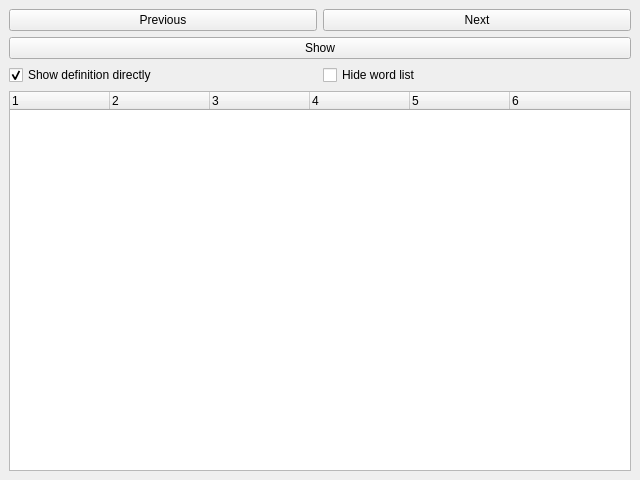
HuangHuafeng/repeat, file HaiBeiDanCi/browserwindow.ui: the form before one commit.
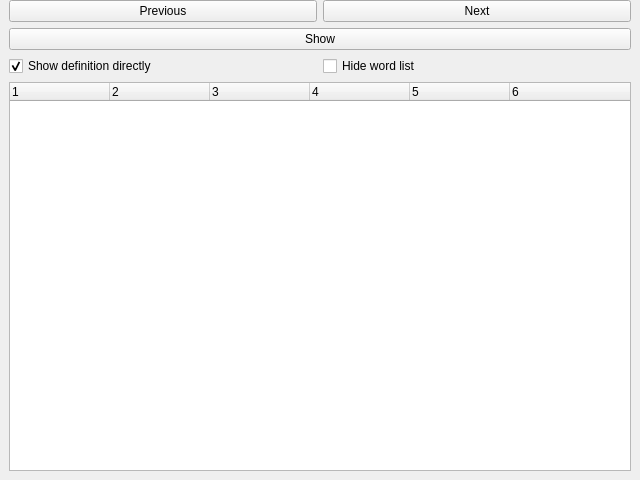
The form after the commit.

The edit to the form file:
```diff
--- a/HaiBeiDanCi/browserwindow.ui
+++ b/HaiBeiDanCi/browserwindow.ui
@@ -38,6 +38,9 @@
       </sizepolicy>
      </property>
      <layout class="QVBoxLayout" name="verticalLayout_3">
+      <property name="topMargin">
+       <number>0</number>
+      </property>
       <item>
        <layout class="QGridLayout" name="gridLayout" columnstretch="0,0,0,0">
         <item row="1" column="0" colspan="4">
@@ -65,6 +68,9 @@
         </item>
         <item row="3" column="0" colspan="4">
          <widget class="QTreeWidget" name="treeWidget">
+          <property name="indentation">
+           <number>0</number>
+          </property>
           <property name="columnCount">
            <number>6</number>
           </property>
```
